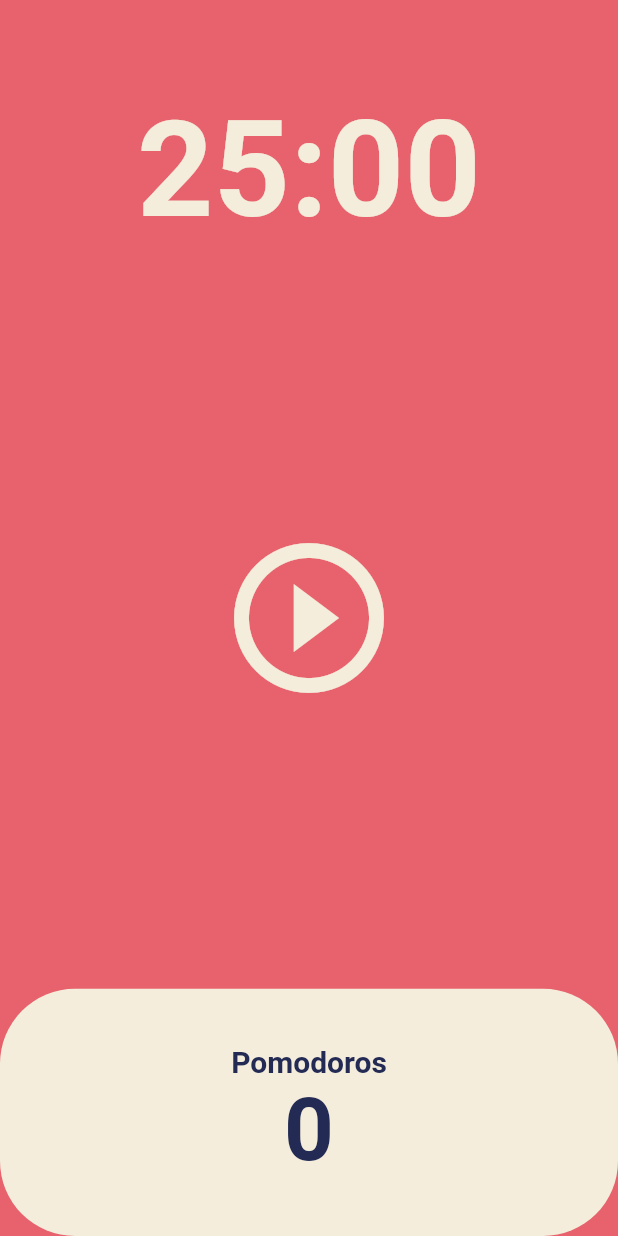
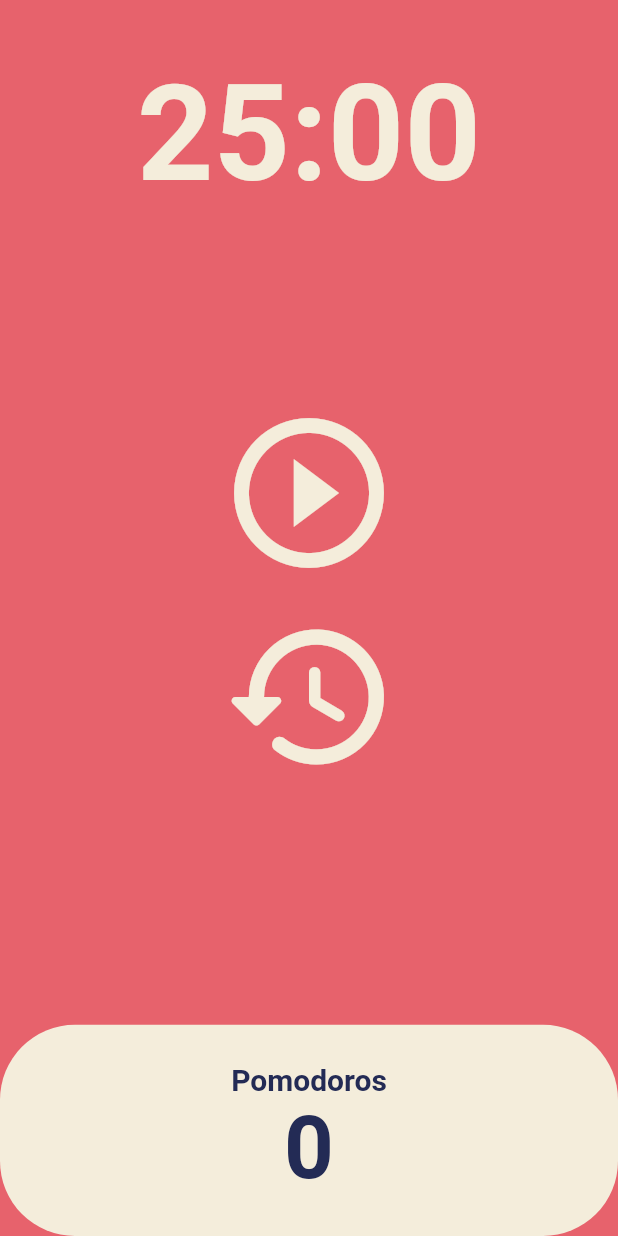
Before and after one commit to jundev5796/toonflix, a Flutter app: the screen it shows after launch, on a phone screen of 412 x 824 dp. Run offline on Flutter 3.47's test engine with Material 2 defaults, Android fonts, the phone set to English and light mode, and no system bars.

Commit message:
[Pomodoro App] Challenge

```diff
--- a/lib/screens/home_screen.dart
+++ b/lib/screens/home_screen.dart
@@ -47,6 +47,14 @@ class _HomeScreenState extends State<HomeScreen> {
     });
   }
 
+  void onResetPressed() {
+    totalSeconds = twentyFiveMinutes;
+    timer.cancel();
+    setState(() {
+      isRunning = false;
+    });
+  }
+
   String format(int seconds) {
     var duration = Duration(seconds: seconds);
     return duration.toString().split(".").first.substring(2, 7);
@@ -72,16 +80,27 @@ class _HomeScreenState extends State<HomeScreen> {
               ),
             ),
           ),
+          const SizedBox(height: 120),
           Flexible(
             flex: 3,
             child: Center(
-              child: IconButton(
+              child: Column(
+                children: [
+                  IconButton(
                     iconSize: 120,
                     color: Theme.of(context).cardColor,
                     onPressed: isRunning ? onPausePressed : onStartPressed,
                     icon: Icon(isRunning
                         ? Icons.pause_circle_outline
                         : Icons.play_circle_outline),
+                  ),
+                  IconButton(
+                    iconSize: 120,
+                    color: Theme.of(context).cardColor,
+                    onPressed: onResetPressed,
+                    icon: const Icon(Icons.restore_rounded),
+                  ),
+                ],
               ),
             ),
           ),
```
Lines whose indentation alone changed are shown as unchanged.
